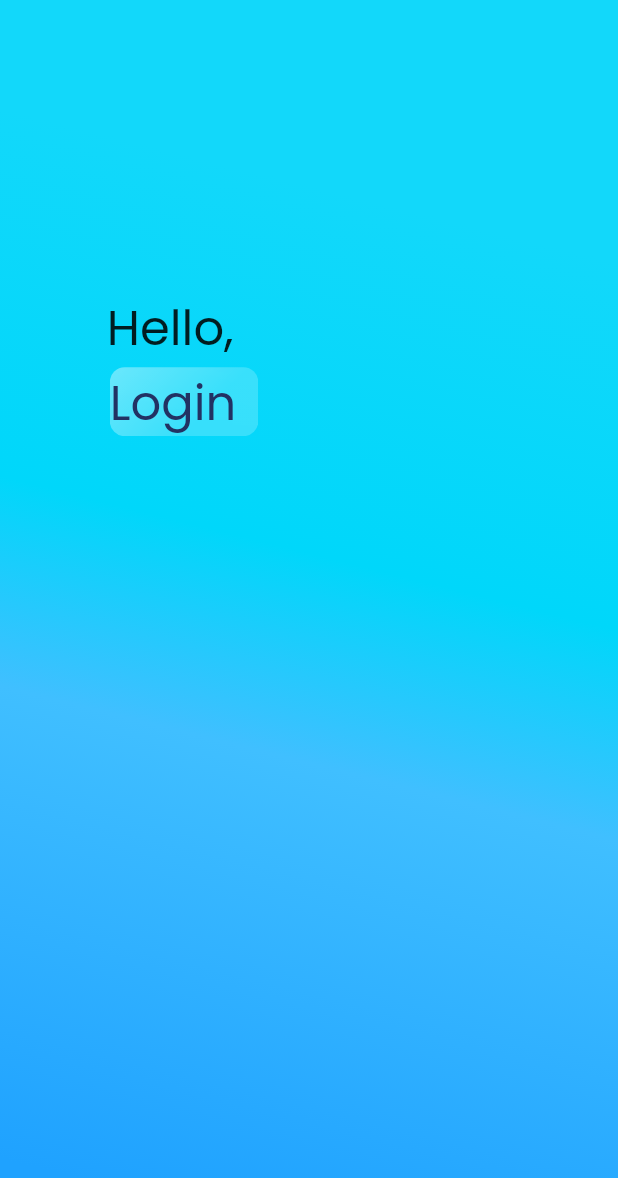
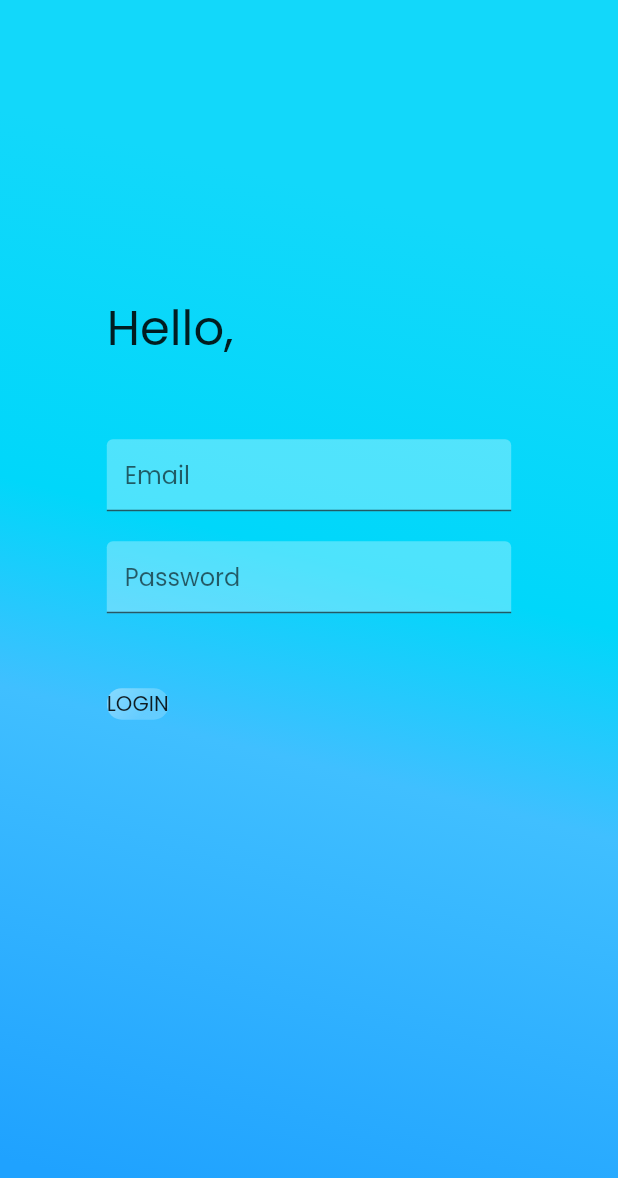
Before and after one commit to afsalrahim/frigo, a Flutter app: the screen it shows after launch, on a phone screen of 412 x 824 dp. Shown: the top 1178 px of the screen. Run offline on Flutter 3.47's test engine with Material 2 defaults, Android fonts, the phone set to English and light mode, and no system bars; our stand-ins replace flutter_riverpod.

Commit message:
ADD: login page

```diff
--- a/lib/core/constants.dart
+++ b/lib/core/constants.dart
@@ -2,9 +2,9 @@ import 'package:flutter/material.dart';
 
 // Navigation Routes
 class ROUTES {
-  static const splashScreen = '/splash';
+  static const splashScreen = '/';
   static const homeScreen = '/home';
-  static const loginScreen = '/';
+  static const loginScreen = '/login';
 }
 
 class COLOR {
--- a/lib/views/login_screen.dart
+++ b/lib/views/login_screen.dart
@@ -28,35 +28,42 @@ class LoginScreen extends StatelessWidget {
                   child: Column(
                       crossAxisAlignment: CrossAxisAlignment.start,
                       children: [
-                        Row(
-                          children: [
                         Text(
                           'Hello,',
                           style: TextStyle(
                               fontWeight: FontWeight.normal,
                               fontSize: FONTSIZE.h1),
-                            )
-                          ],
                         ),
-                        Row(
-                          children: [
-                            Container(
-                              height: 50,
-                              width: screenSize.width * 0.25,
-                              padding: EdgeInsets.all(2),
-                              // color: COLOR.grey,
-                              child: AppContainerFrosted(
-                                child: Text(
-                                  'Login',
-                                  style: TextStyle(
-                                    fontSize: FONTSIZE.h1,
-                                    color: COLOR.dark,
+                        Padding(
+                          padding: const EdgeInsets.fromLTRB(0, 50, 0, 10),
+                          child: TextField(
+                            decoration: InputDecoration(
+                              hintText: 'Email',
+                              filled: true,
+                              fillColor: Colors.white30,
+                              focusColor: Colors.white54,
                             ),
                           ),
                         ),
+                        Padding(
+                          padding: const EdgeInsets.fromLTRB(0, 10, 0, 50),
+                          child: TextField(
+                            decoration: InputDecoration(
+                              hintText: 'Password',
+                              filled: true,
+                              fillColor: Colors.white30,
+                              focusColor: Colors.white54,
+                            ),
+                          ),
+                        ),
+                        GestureDetector(
+                          onTap: () {
+                            return null;
+                          },
+                          child: AppContainerFrosted(
+                            child: Text('LOGIN'),
+                          ),
                         )
-                          ],
-                        ),
                       ]),
                 ),
               ),
--- a/lib/views/splash_screen.dart
+++ b/lib/views/splash_screen.dart
@@ -14,7 +14,7 @@ class _SplashScreenState extends State<SplashScreen> {
     super.initState();
     print('inside splash');
     Future.delayed(Duration(seconds: 2), () {
-      Navigator.pushReplacementNamed(context, ROUTES.homeScreen);
+      Navigator.pushReplacementNamed(context, ROUTES.loginScreen);
     });
   }
 
```
Lines whose indentation alone changed are shown as unchanged.
